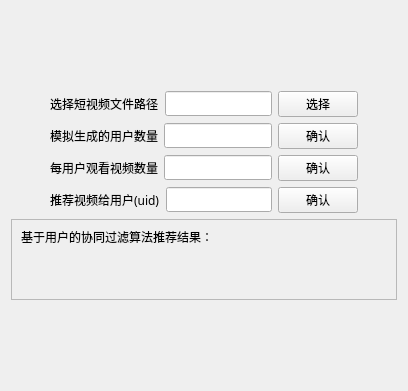
This is demo/view/recommend.ui in lblinm/VideoRec as Qt 5 draws it before an edit. The edited form follows.
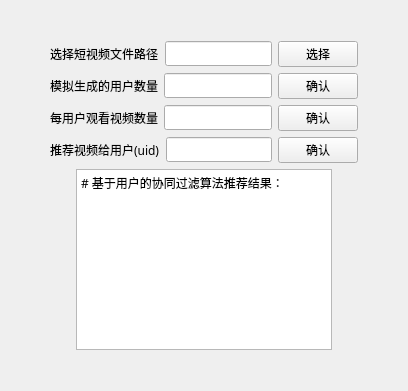
This is the edited form. Custom widgets are drawn as their Qt base class.

Commit message: 修改了结果呈现方式，使用md呈现，修改缩进

The edit to the form file:
```diff
--- a/demo/view/recommend.ui
+++ b/demo/view/recommend.ui
@@ -229,34 +229,45 @@
    <item>
     <layout class="QHBoxLayout" name="horizontalLayout_5">
      <item>
-      <widget class="QFrame" name="frame">
-       <property name="sizePolicy">
-        <sizepolicy hsizetype="Expanding" vsizetype="Expanding">
-         <horstretch>0</horstretch>
-         <verstretch>0</verstretch>
-        </sizepolicy>
+      <spacer name="horizontalSpacer_7">
+       <property name="orientation">
+        <enum>Qt::Horizontal</enum>
        </property>
-       <property name="frameShape">
-        <enum>QFrame::StyledPanel</enum>
+       <property name="sizeHint" stdset="0">
+        <size>
+         <width>40</width>
+         <height>20</height>
+        </size>
        </property>
-       <property name="frameShadow">
-        <enum>QFrame::Raised</enum>
+      </spacer>
+     </item>
+     <item>
+      <widget class="TextEdit" name="textEdit_rec_res">
+       <property name="html">
+        <string>&lt;!DOCTYPE HTML PUBLIC &quot;-//W3C//DTD HTML 4.0//EN&quot; &quot;http://www.w3.org/TR/REC-html40/strict.dtd&quot;&gt;
+&lt;html&gt;&lt;head&gt;&lt;meta name=&quot;qrichtext&quot; content=&quot;1&quot; /&gt;&lt;meta charset=&quot;utf-8&quot; /&gt;&lt;style type=&quot;text/css&quot;&gt;
+p, li { white-space: pre-wrap; }
+hr { height: 1px; border-width: 0; }
+li.unchecked::marker { content: &quot;\2610&quot;; }
+li.checked::marker { content: &quot;\2612&quot;; }
+&lt;/style&gt;&lt;/head&gt;&lt;body style=&quot; font-family:'微软雅黑'; font-size:9pt; font-weight:400; font-style:normal;&quot;&gt;
+&lt;p style=&quot; margin-top:12px; margin-bottom:12px; margin-left:0px; margin-right:0px; -qt-block-indent:0; text-indent:0px;&quot;&gt;# 基于用户的协同过滤算法推荐结果：&lt;/p&gt;&lt;/body&gt;&lt;/html&gt;</string>
        </property>
-       <widget class="BodyLabel" name="label_rec_result">
-        <property name="geometry">
-         <rect>
-          <x>10</x>
-          <y>10</y>
-          <width>351</width>
-          <height>16</height>
-         </rect>
-        </property>
-        <property name="text">
-         <string>基于用户的协同过滤算法推荐结果：</string>
-        </property>
-       </widget>
       </widget>
      </item>
+     <item>
+      <spacer name="horizontalSpacer_8">
+       <property name="orientation">
+        <enum>Qt::Horizontal</enum>
+       </property>
+       <property name="sizeHint" stdset="0">
+        <size>
+         <width>40</width>
+         <height>20</height>
+        </size>
+       </property>
+      </spacer>
+     </item>
     </layout>
    </item>
    <item>
@@ -291,8 +302,8 @@
    <header>qfluentwidgets</header>
   </customwidget>
   <customwidget>
-   <class>BodyLabel</class>
-   <extends>QLabel</extends>
+   <class>TextEdit</class>
+   <extends>QTextEdit</extends>
    <header>qfluentwidgets</header>
   </customwidget>
  </customwidgets>
```
Left out of the diff: 4 changed lines with no effect on the pictures. The commit also changes 3 other files.
